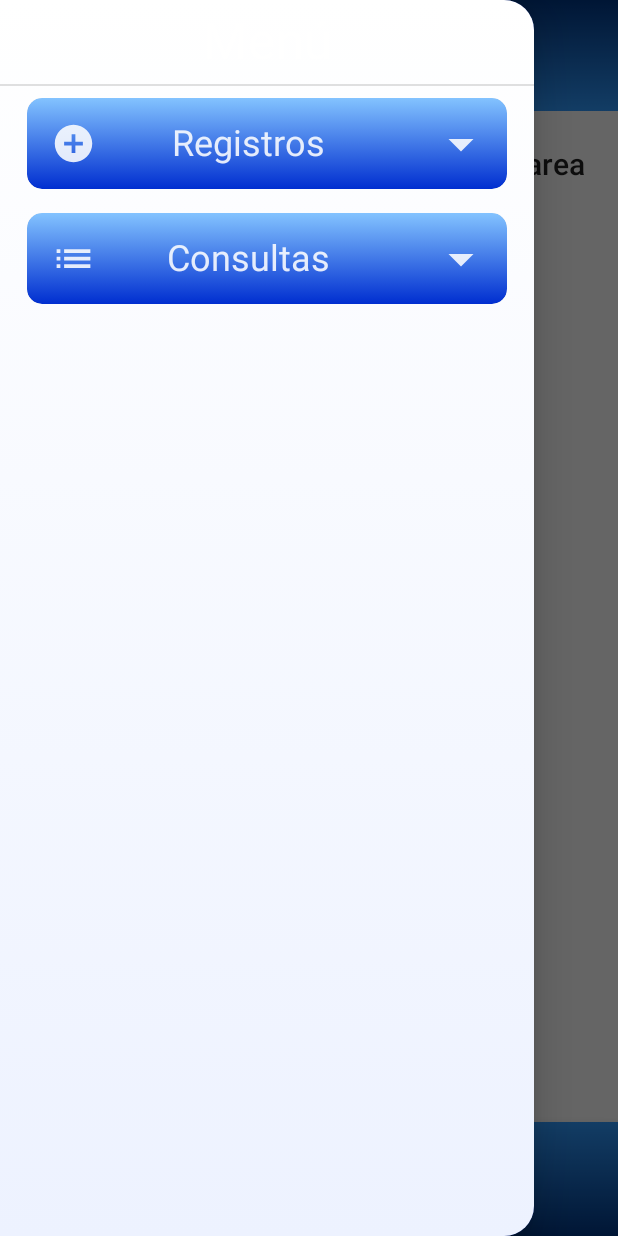
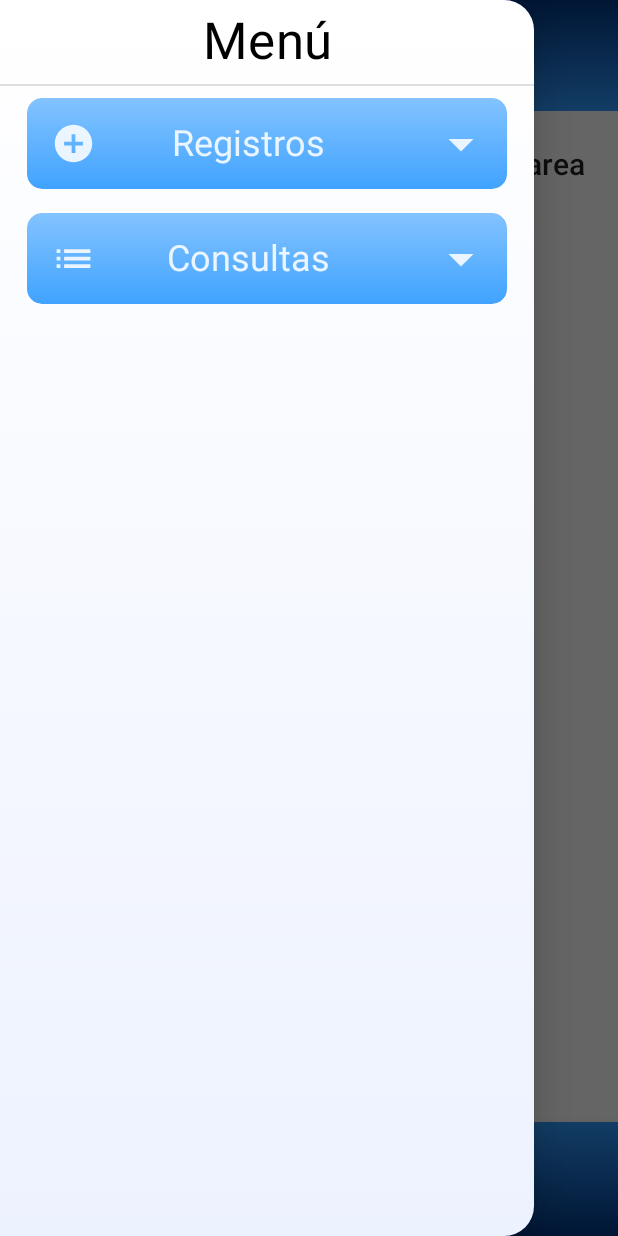
Before and after one commit to SamDuran/PrestamosPersonalesKotlin, an Android app built with Jetpack Compose: the screen it shows after launch (MainActivity), after a tap on "Abrir menú", on a phone screen of 412 x 824 dp. Run offline under Robolectric (Android 15) with nearby library versions, the light colour scheme and no system bars; our stand-ins replace Dagger/Hilt's generated code.

Commit message:
Dando retoques

```diff
--- a/app/src/main/java/edu/ucne/prestamospersonales/ui/HomeScreen.kt
+++ b/app/src/main/java/edu/ucne/prestamospersonales/ui/HomeScreen.kt
@@ -129,6 +129,7 @@ fun HomeScreen(navController: NavHostController) {
             {
                 Text(
                     text = "Menú",
+                    color = MaterialTheme.colors.onBackground,
                     textAlign = TextAlign.Center,
                     style = MaterialTheme.typography.h4,
                     modifier = Modifier
--- a/app/src/main/java/edu/ucne/prestamospersonales/ui/theme/Color.kt
+++ b/app/src/main/java/edu/ucne/prestamospersonales/ui/theme/Color.kt
@@ -31,7 +31,7 @@ fun bgVariant3() : Color = if (isSystemInDarkTheme()) Color(0xFF00388B) else Col
 fun bgVariant4() : Color = if (isSystemInDarkTheme()) Color(0xFF002761) else Color(0xFF003786)
 
 @Composable
-fun surfaceVariant() : Color = if (isSystemInDarkTheme()) Color(0xFF002356) else Color(0xFF002ED0)
+fun surfaceVariant() : Color = if (isSystemInDarkTheme()) Color(0xFF002356) else Color(0xFF40A3FF)
 
 @Composable
 fun surfaceVariant2() : Color = if (isSystemInDarkTheme()) Color(0xFF071F74) else Color(0xFF0025A7)
--- a/build.gradle
+++ b/build.gradle
@@ -2,7 +2,7 @@ buildscript {
     ext {
         compose_version = '1.2.0-beta02'
         hilt_version='2.42'
-        room_version = "2.4.2"
+        room_version = "2.4.3"
         lifecycle_runtime="2.3.1"
         coroutines_version="1.6.1"
     }
```
